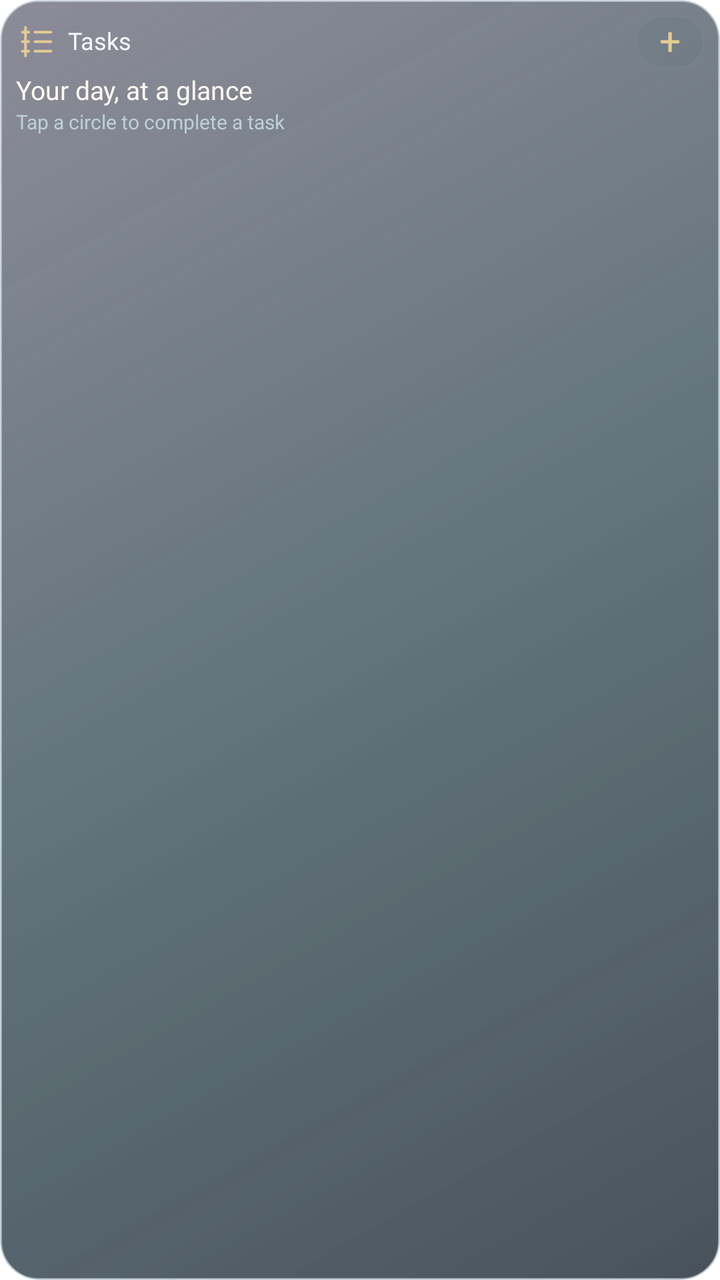
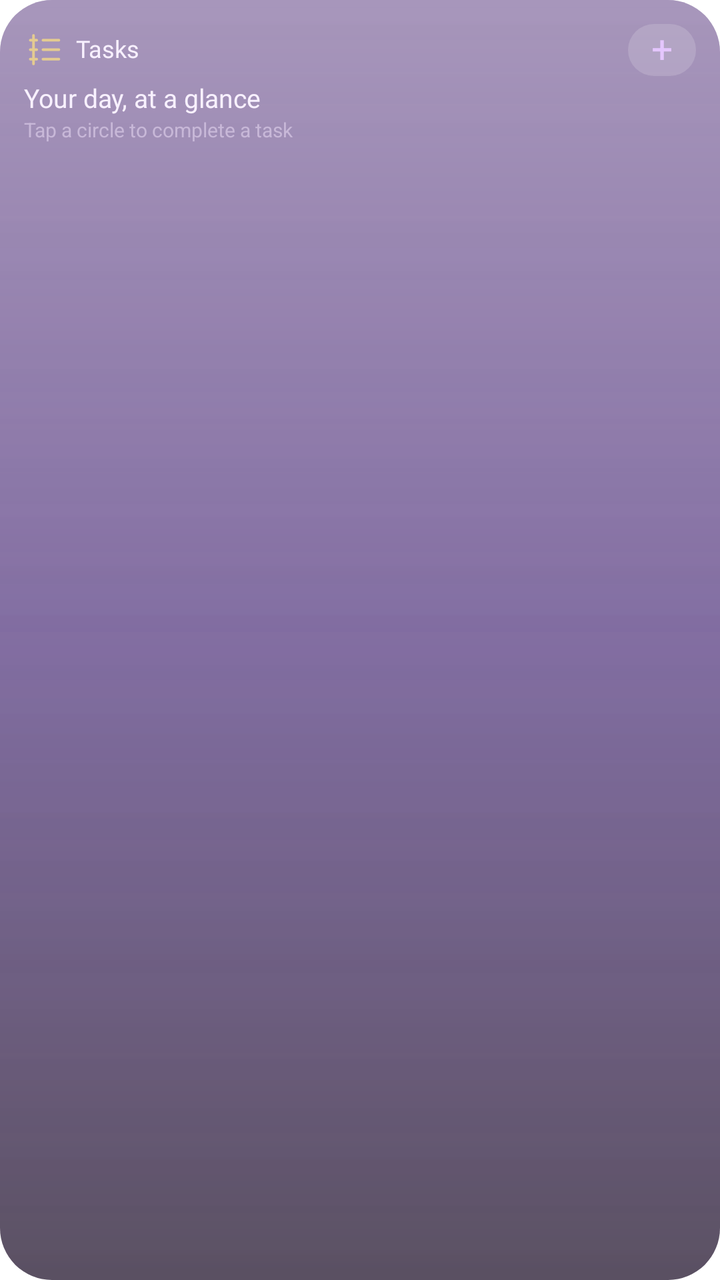

Screens rendered from an Android XML layout before and after an edit, with the pre-edit source and the edit as a unified diff.
<!-- AndroidManifest.xml: application theme Theme.Lumen -->
<!-- res/layout/widget_preview_tasks.xml -->
<?xml version='1.0' encoding='utf-8'?>
<LinearLayout xmlns:android="http://schemas.android.com/apk/res/android" android:id="@+id/widget_root" android:layout_width="match_parent" android:layout_height="match_parent" android:orientation="vertical" android:padding="8dp" android:background="@drawable/widget_glass_dark_balanced">
    <LinearLayout android:layout_width="match_parent" android:layout_height="wrap_content" android:orientation="horizontal" android:gravity="center_vertical">
        <ImageView android:id="@+id/widget_icon" android:layout_width="19dp" android:layout_height="19dp" android:contentDescription="@null" android:src="@drawable/widget_ic_tasks" />
        <TextView android:id="@+id/widget_title" android:layout_width="0dp" android:layout_weight="1" android:layout_height="wrap_content" android:layout_marginStart="7dp" android:text="@string/widget_tasks" android:textColor="#F6F5FA" android:textSize="12sp" android:fontFamily="@font/outfit_medium" android:maxLines="1" android:ellipsize="end" android:includeFontPadding="false" />
        <TextView android:id="@+id/widget_action" android:layout_width="34dp" android:layout_height="26dp" android:gravity="center" android:text="@string/widget_plus" android:textSize="19sp" android:textColor="#E4CB91" android:contentDescription="@string/widget_open" android:background="@drawable/widget_control" android:includeFontPadding="false" />
    </LinearLayout>
    <TextView android:id="@+id/widget_detail" android:layout_width="match_parent" android:layout_height="wrap_content" android:layout_marginTop="4dp" android:text="@string/widget_preview_tasks_detail" android:textColor="#FFF8F1" android:textSize="13sp" android:fontFamily="@font/outfit_medium" android:maxLines="2" android:ellipsize="end" android:visibility="visible" android:includeFontPadding="false" />
    <Chronometer android:id="@+id/widget_timer" android:layout_width="match_parent" android:layout_height="24dp" android:textColor="#FFF8F1" android:textSize="20sp" android:fontFamily="@font/outfit_medium" android:visibility="gone" android:includeFontPadding="false" />
    <TextView android:id="@+id/widget_status" android:layout_width="match_parent" android:layout_height="wrap_content" android:layout_marginTop="2dp" android:textColor="#BCD0D8" android:textSize="10sp" android:maxLines="2" android:ellipsize="end" android:text="@string/widget_preview_tasks_status" android:visibility="visible" android:includeFontPadding="false" />
    <LinearLayout android:id="@+id/widget_photos" android:layout_width="match_parent" android:layout_height="44dp" android:layout_marginTop="4dp" android:orientation="horizontal" android:gravity="center_vertical" android:visibility="gone">
        <ImageView android:id="@+id/widget_photo1" android:layout_width="0dp" android:layout_weight="1" android:layout_height="40dp" android:layout_marginEnd="4dp" android:scaleType="centerCrop" android:background="@drawable/widget_photo_frame" android:contentDescription="@string/widget_photo" android:visibility="gone" />
        <ImageView android:id="@+id/widget_photo2" android:layout_width="0dp" android:layout_weight="1" android:layout_height="40dp" android:layout_marginEnd="4dp" android:scaleType="centerCrop" android:background="@drawable/widget_photo_frame" android:contentDescription="@string/widget_photo" android:visibility="gone" />
        <ImageView android:id="@+id/widget_photo3" android:layout_width="0dp" android:layout_weight="1" android:layout_height="40dp" android:layout_marginEnd="4dp" android:scaleType="centerCrop" android:background="@drawable/widget_photo_frame" android:contentDescription="@string/widget_photo" android:visibility="gone" />
        <ImageView android:id="@+id/widget_photo4" android:layout_width="0dp" android:layout_weight="1" android:layout_height="40dp" android:layout_marginEnd="4dp" android:scaleType="centerCrop" android:background="@drawable/widget_photo_frame" android:contentDescription="@string/widget_photo" android:visibility="gone" />
    </LinearLayout>
    <LinearLayout android:id="@+id/widget_photo_names" android:layout_width="match_parent" android:layout_height="12dp" android:orientation="horizontal" android:visibility="gone">
        <TextView android:id="@+id/widget_person1" android:layout_width="0dp" android:layout_weight="1" android:layout_height="match_parent" android:textColor="#BCD0D8" android:textSize="9sp" android:gravity="center" android:maxLines="1" android:ellipsize="end" android:includeFontPadding="false" />
        <TextView android:id="@+id/widget_person2" android:layout_width="0dp" android:layout_weight="1" android:layout_height="match_parent" android:textColor="#BCD0D8" android:textSize="9sp" android:gravity="center" android:maxLines="1" android:ellipsize="end" android:includeFontPadding="false" />
        <TextView android:id="@+id/widget_person3" android:layout_width="0dp" android:layout_weight="1" android:layout_height="match_parent" android:textColor="#BCD0D8" android:textSize="9sp" android:gravity="center" android:maxLines="1" android:ellipsize="end" android:includeFontPadding="false" />
        <TextView android:id="@+id/widget_person4" android:layout_width="0dp" android:layout_weight="1" android:layout_height="match_parent" android:textColor="#BCD0D8" android:textSize="9sp" android:gravity="center" android:maxLines="1" android:ellipsize="end" android:includeFontPadding="false" />
    </LinearLayout>
    <LinearLayout android:id="@+id/widget_row1" android:layout_width="match_parent" android:layout_height="24dp" android:orientation="horizontal" android:gravity="center_vertical" android:visibility="gone">
        <TextView android:id="@+id/widget_check1" android:layout_width="34dp" android:layout_height="match_parent" android:text="@string/widget_circle" android:textColor="#E4CB91" android:textSize="22sp" android:gravity="center_vertical" android:includeFontPadding="false" />
        <TextView android:id="@+id/widget_task1" android:layout_width="0dp" android:layout_weight="1" android:layout_height="wrap_content" android:textColor="#FFF8F1" android:textSize="12sp" android:maxLines="1" android:ellipsize="end" android:includeFontPadding="false" />
    </LinearLayout>
    <LinearLayout android:id="@+id/widget_row2" android:layout_width="match_parent" android:layout_height="24dp" android:orientation="horizontal" android:gravity="center_vertical" android:visibility="gone">
        <TextView android:id="@+id/widget_check2" android:layout_width="34dp" android:layout_height="match_parent" android:text="@string/widget_circle" android:textColor="#E4CB91" android:textSize="22sp" android:gravity="center_vertical" android:includeFontPadding="false" />
        <TextView android:id="@+id/widget_task2" android:layout_width="0dp" android:layout_weight="1" android:layout_height="wrap_content" android:textColor="#FFF8F1" android:textSize="12sp" android:maxLines="1" android:ellipsize="end" android:includeFontPadding="false" />
    </LinearLayout>
    <TextView android:id="@+id/widget_button" android:layout_width="match_parent" android:layout_height="28dp" android:layout_marginTop="4dp" android:gravity="center" android:textColor="#28251D" android:fontFamily="@font/outfit_medium" android:textSize="12sp" android:background="@drawable/widget_pill" android:visibility="gone" android:text="@string/widget_preview_tasks_button" android:includeFontPadding="false" />
    <ProgressBar android:id="@+id/widget_meter" android:layout_width="match_parent" android:layout_height="4dp" android:layout_marginTop="8dp" android:max="100" android:progressTint="#E4CB91" android:progressBackgroundTint="#334E6C72" android:visibility="gone" style="?android:attr/progressBarStyleHorizontal" />
</LinearLayout>
<!-- resources referenced by this layout -->
<resources>
  <!-- drawable widget_control (drawable) -->
  <shape xmlns:android="http://schemas.android.com/apk/res/android">
      <corners android:radius="14dp"/>
      <solid android:color="#153F5960"/>
      <stroke android:width="0.6dp" android:color="#337B9BA8"/>
  </shape>
  <!-- drawable widget_glass_dark_balanced (drawable) -->
  <?xml version='1.0' encoding='utf-8'?>
  <layer-list xmlns:android="http://schemas.android.com/apk/res/android">
      <item>
          <shape>
              <corners android:radius="19dp" />
              <gradient android:angle="315" android:startColor="#B939394E" android:centerColor="#B9243B43" android:endColor="#C5131F2A" />
              <stroke android:width="1dp" android:color="#A4BAC7D3" />
          </shape>
      </item>
      <item>
          <shape>
              <corners android:radius="19dp" />
              <gradient android:angle="315" android:startColor="#32FFFFFF" android:centerColor="#087DD8E4" android:endColor="#002C2748" />
          </shape>
      </item>
  </layer-list>
  <!-- drawable widget_ic_tasks (drawable) -->
  <vector xmlns:android="http://schemas.android.com/apk/res/android" android:width="24dp" android:height="24dp" android:viewportWidth="24" android:viewportHeight="24"><path android:pathData="M4,6 L8,6 M12,6 L22,6 M4,12 L8,12 M12,12 L22,12 M4,18 L8,18 M12,18 L22,18 M6,3 L6,9 M6,9 L6,15 M6,15 L6,21" android:fillColor="@android:color/transparent" android:strokeColor="#E4CB91" android:strokeWidth="1.7" android:strokeLineCap="round" android:strokeLineJoin="round" /></vector>
  <!-- drawable widget_photo_frame (drawable) -->
  <shape xmlns:android="http://schemas.android.com/apk/res/android"><corners android:radius="12dp"/><solid android:color="#262F424B"/></shape>
  <!-- drawable widget_pill (drawable) -->
  <shape xmlns:android="http://schemas.android.com/apk/res/android"><corners android:radius="24dp"/><gradient android:angle="0" android:startColor="#EAD8A7" android:endColor="#DCC28A"/></shape>
  <string name="widget_circle">○</string>
  <string name="widget_open">Open widget</string>
  <string name="widget_photo">Photo</string>
  <string name="widget_plus">+</string>
  <string name="widget_preview_tasks_button" />
  <string name="widget_preview_tasks_detail">Your day, at a glance</string>
  <string name="widget_preview_tasks_status">Tap a circle to complete a task</string>
  <string name="widget_tasks">Tasks</string>
  <style name="Theme.Lumen" parent="android:Theme.Material.NoActionBar">
          <item name="android:windowShowWallpaper">true</item>
          <item name="android:windowBackground">@android:color/transparent</item>
          <item name="android:colorBackgroundCacheHint">@null</item>
          <item name="android:statusBarColor">@android:color/transparent</item>
          <item name="android:navigationBarColor">@android:color/transparent</item>
          <item name="android:windowDrawsSystemBarBackgrounds">true</item>
          <item name="android:windowLightStatusBar">false</item>
      </style>
</resources>

<!-- the commit's change to res/layout/widget_preview_tasks.xml (unified diff, before → after) -->
@@ -1,13 +1,13 @@
 <?xml version='1.0' encoding='utf-8'?>
-<LinearLayout xmlns:android="http://schemas.android.com/apk/res/android" android:id="@+id/widget_root" android:layout_width="match_parent" android:layout_height="match_parent" android:orientation="vertical" android:padding="8dp" android:background="@drawable/widget_glass_dark_balanced">
+<LinearLayout xmlns:android="http://schemas.android.com/apk/res/android" android:id="@+id/widget_root" android:layout_width="match_parent" android:layout_height="match_parent" android:orientation="vertical" android:padding="12dp" android:background="@drawable/widget_glass_dark_balanced">
     <LinearLayout android:layout_width="match_parent" android:layout_height="wrap_content" android:orientation="horizontal" android:gravity="center_vertical">
         <ImageView android:id="@+id/widget_icon" android:layout_width="19dp" android:layout_height="19dp" android:contentDescription="@null" android:src="@drawable/widget_ic_tasks" />
-        <TextView android:id="@+id/widget_title" android:layout_width="0dp" android:layout_weight="1" android:layout_height="wrap_content" android:layout_marginStart="7dp" android:text="@string/widget_tasks" android:textColor="#F6F5FA" android:textSize="12sp" android:fontFamily="@font/outfit_medium" android:maxLines="1" android:ellipsize="end" android:includeFontPadding="false" />
-        <TextView android:id="@+id/widget_action" android:layout_width="34dp" android:layout_height="26dp" android:gravity="center" android:text="@string/widget_plus" android:textSize="19sp" android:textColor="#E4CB91" android:contentDescription="@string/widget_open" android:background="@drawable/widget_control" android:includeFontPadding="false" />
+        <TextView android:id="@+id/widget_title" android:layout_width="0dp" android:layout_weight="1" android:layout_height="wrap_content" android:layout_marginStart="7dp" android:text="@string/widget_tasks" android:textColor="#F8F1FF" android:textSize="12sp" android:fontFamily="@font/outfit_medium" android:maxLines="1" android:ellipsize="end" android:includeFontPadding="false" />
+        <TextView android:id="@+id/widget_action" android:layout_width="34dp" android:layout_height="26dp" android:gravity="center" android:text="@string/widget_plus" android:textSize="19sp" android:textColor="#E4C6FF" android:contentDescription="@string/widget_open" android:background="@drawable/widget_control" android:includeFontPadding="false" />
     </LinearLayout>
-    <TextView android:id="@+id/widget_detail" android:layout_width="match_parent" android:layout_height="wrap_content" android:layout_marginTop="4dp" android:text="@string/widget_preview_tasks_detail" android:textColor="#FFF8F1" android:textSize="13sp" android:fontFamily="@font/outfit_medium" android:maxLines="2" android:ellipsize="end" android:visibility="visible" android:includeFontPadding="false" />
-    <Chronometer android:id="@+id/widget_timer" android:layout_width="match_parent" android:layout_height="24dp" android:textColor="#FFF8F1" android:textSize="20sp" android:fontFamily="@font/outfit_medium" android:visibility="gone" android:includeFontPadding="false" />
-    <TextView android:id="@+id/widget_status" android:layout_width="match_parent" android:layout_height="wrap_content" android:layout_marginTop="2dp" android:textColor="#BCD0D8" android:textSize="10sp" android:maxLines="2" android:ellipsize="end" android:text="@string/widget_preview_tasks_status" android:visibility="visible" android:includeFontPadding="false" />
+    <TextView android:id="@+id/widget_detail" android:layout_width="match_parent" android:layout_height="wrap_content" android:layout_marginTop="4dp" android:text="@string/widget_preview_tasks_detail" android:textColor="#F8F1FF" android:textSize="13sp" android:fontFamily="@font/outfit_medium" android:maxLines="2" android:ellipsize="end" android:visibility="visible" android:includeFontPadding="false" />
+    <Chronometer android:id="@+id/widget_timer" android:layout_width="match_parent" android:layout_height="24dp" android:textColor="#F8F1FF" android:textSize="20sp" android:fontFamily="@font/outfit_medium" android:visibility="gone" android:includeFontPadding="false" />
+    <TextView android:id="@+id/widget_status" android:layout_width="match_parent" android:layout_height="wrap_content" android:layout_marginTop="2dp" android:textColor="#C8B8D8" android:textSize="10sp" android:maxLines="2" android:ellipsize="end" android:text="@string/widget_preview_tasks_status" android:visibility="visible" android:includeFontPadding="false" />
     <LinearLayout android:id="@+id/widget_photos" android:layout_width="match_parent" android:layout_height="44dp" android:layout_marginTop="4dp" android:orientation="horizontal" android:gravity="center_vertical" android:visibility="gone">
         <ImageView android:id="@+id/widget_photo1" android:layout_width="0dp" android:layout_weight="1" android:layout_height="40dp" android:layout_marginEnd="4dp" android:scaleType="centerCrop" android:background="@drawable/widget_photo_frame" android:contentDescription="@string/widget_photo" android:visibility="gone" />
         <ImageView android:id="@+id/widget_photo2" android:layout_width="0dp" android:layout_weight="1" android:layout_height="40dp" android:layout_marginEnd="4dp" android:scaleType="centerCrop" android:background="@drawable/widget_photo_frame" android:contentDescription="@string/widget_photo" android:visibility="gone" />
@@ -15,19 +15,19 @@
         <ImageView android:id="@+id/widget_photo4" android:layout_width="0dp" android:layout_weight="1" android:layout_height="40dp" android:layout_marginEnd="4dp" android:scaleType="centerCrop" android:background="@drawable/widget_photo_frame" android:contentDescription="@string/widget_photo" android:visibility="gone" />
     </LinearLayout>
     <LinearLayout android:id="@+id/widget_photo_names" android:layout_width="match_parent" android:layout_height="12dp" android:orientation="horizontal" android:visibility="gone">
-        <TextView android:id="@+id/widget_person1" android:layout_width="0dp" android:layout_weight="1" android:layout_height="match_parent" android:textColor="#BCD0D8" android:textSize="9sp" android:gravity="center" android:maxLines="1" android:ellipsize="end" android:includeFontPadding="false" />
-        <TextView android:id="@+id/widget_person2" android:layout_width="0dp" android:layout_weight="1" android:layout_height="match_parent" android:textColor="#BCD0D8" android:textSize="9sp" android:gravity="center" android:maxLines="1" android:ellipsize="end" android:includeFontPadding="false" />
-        <TextView android:id="@+id/widget_person3" android:layout_width="0dp" android:layout_weight="1" android:layout_height="match_parent" android:textColor="#BCD0D8" android:textSize="9sp" android:gravity="center" android:maxLines="1" android:ellipsize="end" android:includeFontPadding="false" />
-        <TextView android:id="@+id/widget_person4" android:layout_width="0dp" android:layout_weight="1" android:layout_height="match_parent" android:textColor="#BCD0D8" android:textSize="9sp" android:gravity="center" android:maxLines="1" android:ellipsize="end" android:includeFontPadding="false" />
+        <TextView android:id="@+id/widget_person1" android:layout_width="0dp" android:layout_weight="1" android:layout_height="match_parent" android:textColor="#C8B8D8" android:textSize="9sp" android:gravity="center" android:maxLines="1" android:ellipsize="end" android:includeFontPadding="false" />
+        <TextView android:id="@+id/widget_person2" android:layout_width="0dp" android:layout_weight="1" android:layout_height="match_parent" android:textColor="#C8B8D8" android:textSize="9sp" android:gravity="center" android:maxLines="1" android:ellipsize="end" android:includeFontPadding="false" />
+        <TextView android:id="@+id/widget_person3" android:layout_width="0dp" android:layout_weight="1" android:layout_height="match_parent" android:textColor="#C8B8D8" android:textSize="9sp" android:gravity="center" android:maxLines="1" android:ellipsize="end" android:includeFontPadding="false" />
+        <TextView android:id="@+id/widget_person4" android:layout_width="0dp" android:layout_weight="1" android:layout_height="match_parent" android:textColor="#C8B8D8" android:textSize="9sp" android:gravity="center" android:maxLines="1" android:ellipsize="end" android:includeFontPadding="false" />
     </LinearLayout>
     <LinearLayout android:id="@+id/widget_row1" android:layout_width="match_parent" android:layout_height="24dp" android:orientation="horizontal" android:gravity="center_vertical" android:visibility="gone">
-        <TextView android:id="@+id/widget_check1" android:layout_width="34dp" android:layout_height="match_parent" android:text="@string/widget_circle" android:textColor="#E4CB91" android:textSize="22sp" android:gravity="center_vertical" android:includeFontPadding="false" />
-        <TextView android:id="@+id/widget_task1" android:layout_width="0dp" android:layout_weight="1" android:layout_height="wrap_content" android:textColor="#FFF8F1" android:textSize="12sp" android:maxLines="1" android:ellipsize="end" android:includeFontPadding="false" />
+        <TextView android:id="@+id/widget_check1" android:layout_width="34dp" android:layout_height="match_parent" android:text="@string/widget_circle" android:textColor="#E4C6FF" android:textSize="22sp" android:gravity="center_vertical" android:includeFontPadding="false" />
+        <TextView android:id="@+id/widget_task1" android:layout_width="0dp" android:layout_weight="1" android:layout_height="wrap_content" android:textColor="#F8F1FF" android:textSize="12sp" android:maxLines="1" android:ellipsize="end" android:includeFontPadding="false" />
     </LinearLayout>
     <LinearLayout android:id="@+id/widget_row2" android:layout_width="match_parent" android:layout_height="24dp" android:orientation="horizontal" android:gravity="center_vertical" android:visibility="gone">
-        <TextView android:id="@+id/widget_check2" android:layout_width="34dp" android:layout_height="match_parent" android:text="@string/widget_circle" android:textColor="#E4CB91" android:textSize="22sp" android:gravity="center_vertical" android:includeFontPadding="false" />
-        <TextView android:id="@+id/widget_task2" android:layout_width="0dp" android:layout_weight="1" android:layout_height="wrap_content" android:textColor="#FFF8F1" android:textSize="12sp" android:maxLines="1" android:ellipsize="end" android:includeFontPadding="false" />
+        <TextView android:id="@+id/widget_check2" android:layout_width="34dp" android:layout_height="match_parent" android:text="@string/widget_circle" android:textColor="#E4C6FF" android:textSize="22sp" android:gravity="center_vertical" android:includeFontPadding="false" />
+        <TextView android:id="@+id/widget_task2" android:layout_width="0dp" android:layout_weight="1" android:layout_height="wrap_content" android:textColor="#F8F1FF" android:textSize="12sp" android:maxLines="1" android:ellipsize="end" android:includeFontPadding="false" />
     </LinearLayout>
-    <TextView android:id="@+id/widget_button" android:layout_width="match_parent" android:layout_height="28dp" android:layout_marginTop="4dp" android:gravity="center" android:textColor="#28251D" android:fontFamily="@font/outfit_medium" android:textSize="12sp" android:background="@drawable/widget_pill" android:visibility="gone" android:text="@string/widget_preview_tasks_button" android:includeFontPadding="false" />
-    <ProgressBar android:id="@+id/widget_meter" android:layout_width="match_parent" android:layout_height="4dp" android:layout_marginTop="8dp" android:max="100" android:progressTint="#E4CB91" android:progressBackgroundTint="#334E6C72" android:visibility="gone" style="?android:attr/progressBarStyleHorizontal" />
+    <TextView android:id="@+id/widget_button" android:layout_width="match_parent" android:layout_height="28dp" android:layout_marginTop="4dp" android:gravity="center" android:textColor="#2A1048" android:fontFamily="@font/outfit_medium" android:textSize="12sp" android:background="@drawable/widget_pill" android:visibility="gone" android:text="@string/widget_preview_tasks_button" android:includeFontPadding="false" />
+    <ProgressBar android:id="@+id/widget_meter" android:layout_width="match_parent" android:layout_height="4dp" android:layout_marginTop="8dp" android:max="100" android:progressTint="#C084FC" android:progressBackgroundTint="#33E4C6FF" android:visibility="gone" style="?android:attr/progressBarStyleHorizontal" />
 </LinearLayout>
<!-- resource entries referenced after the edit -->
@@ -1,34 +1,53 @@
 <!-- resources referenced by this layout -->
 <resources>
   <!-- drawable widget_control (drawable) -->
+  <?xml version="1.0" encoding="utf-8"?>
   <shape xmlns:android="http://schemas.android.com/apk/res/android">
-      <corners android:radius="14dp"/>
-      <solid android:color="#153F5960"/>
-      <stroke android:width="0.6dp" android:color="#337B9BA8"/>
+      <corners android:radius="16dp" />
+      <solid android:color="#28FFFFFF" />
   </shape>
   <!-- drawable widget_glass_dark_balanced (drawable) -->
-  <?xml version='1.0' encoding='utf-8'?>
+  <?xml version="1.0" encoding="utf-8"?>
   <layer-list xmlns:android="http://schemas.android.com/apk/res/android">
       <item>
           <shape>
-              <corners android:radius="19dp" />
-              <gradient android:angle="315" android:startColor="#B939394E" android:centerColor="#B9243B43" android:endColor="#C5131F2A" />
-              <stroke android:width="1dp" android:color="#A4BAC7D3" />
+              <corners android:radius="26dp" />
+              <gradient
+                  android:angle="270"
+                  android:startColor="#993B1568"
+                  android:centerColor="#A62E1060"
+                  android:endColor="#B314061F" />
           </shape>
       </item>
       <item>
           <shape>
-              <corners android:radius="19dp" />
-              <gradient android:angle="315" android:startColor="#32FFFFFF" android:centerColor="#087DD8E4" android:endColor="#002C2748" />
+              <corners android:radius="26dp" />
+              <gradient
+                  android:angle="270"
+                  android:startColor="#40FFFFFF"
+                  android:centerColor="#18E4C6FF"
+                  android:endColor="#00FFFFFF" />
           </shape>
       </item>
   </layer-list>
   <!-- drawable widget_ic_tasks (drawable) -->
   <vector xmlns:android="http://schemas.android.com/apk/res/android" android:width="24dp" android:height="24dp" android:viewportWidth="24" android:viewportHeight="24"><path android:pathData="M4,6 L8,6 M12,6 L22,6 M4,12 L8,12 M12,12 L22,12 M4,18 L8,18 M12,18 L22,18 M6,3 L6,9 M6,9 L6,15 M6,15 L6,21" android:fillColor="@android:color/transparent" android:strokeColor="#E4CB91" android:strokeWidth="1.7" android:strokeLineCap="round" android:strokeLineJoin="round" /></vector>
   <!-- drawable widget_photo_frame (drawable) -->
-  <shape xmlns:android="http://schemas.android.com/apk/res/android"><corners android:radius="12dp"/><solid android:color="#262F424B"/></shape>
+  <?xml version="1.0" encoding="utf-8"?>
+  <shape xmlns:android="http://schemas.android.com/apk/res/android">
+      <corners android:radius="16dp" />
+      <solid android:color="#3314061F" />
+  </shape>
   <!-- drawable widget_pill (drawable) -->
-  <shape xmlns:android="http://schemas.android.com/apk/res/android"><corners android:radius="24dp"/><gradient android:angle="0" android:startColor="#EAD8A7" android:endColor="#DCC28A"/></shape>
+  <?xml version="1.0" encoding="utf-8"?>
+  <shape xmlns:android="http://schemas.android.com/apk/res/android">
+      <corners android:radius="22dp" />
+      <gradient
+          android:angle="0"
+          android:startColor="#E9D5FF"
+          android:centerColor="#D8B4FE"
+          android:endColor="#F0ABFC" />
+  </shape>
   <string name="widget_circle">○</string>
   <string name="widget_open">Open widget</string>
   <string name="widget_photo">Photo</string>
